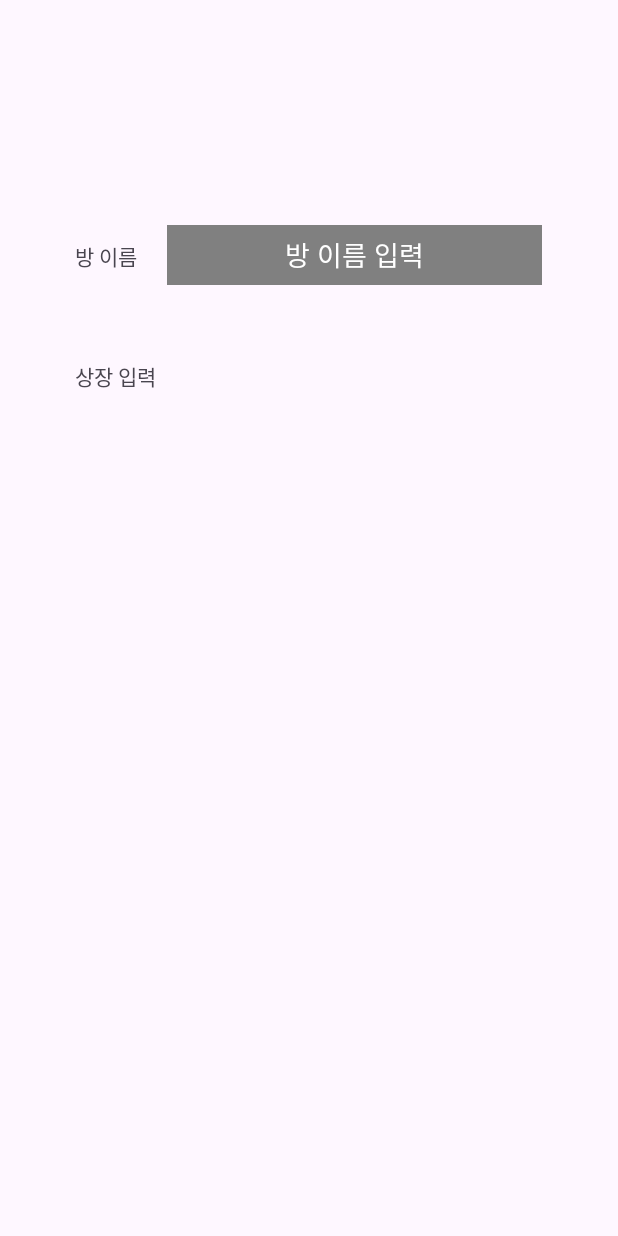
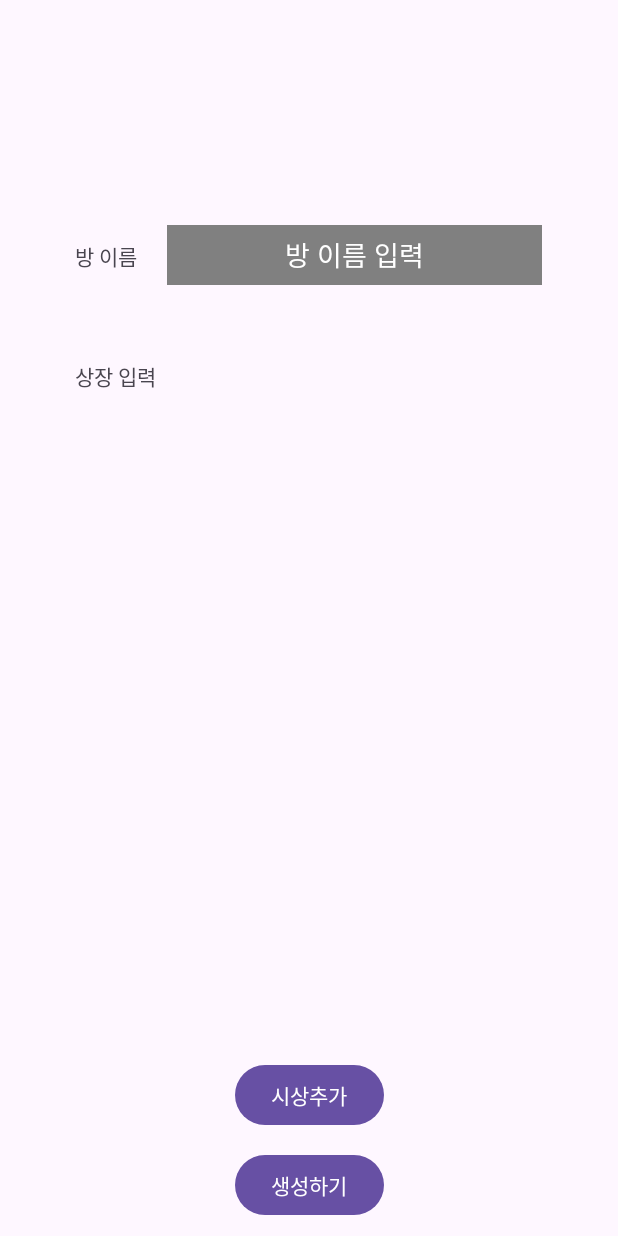
Before and after one commit to 7th-Ne-o-rdinary/android, an Android app: the GroupCreationActivity screen opened directly, with no data from a screen before it, on a phone screen of 412 x 824 dp. Run offline under Robolectric (Android 15) with nearby library versions, the phone set to English and light mode, and no system bars.

Commit message:
[Feat] GroupCreationActivity viewmodel까지 구현 완료

```diff
--- a/app/src/main/java/com/example/hackathon/presentation/groupcreation/GroupCreationActivity.kt
+++ b/app/src/main/java/com/example/hackathon/presentation/groupcreation/GroupCreationActivity.kt
@@ -1,21 +1,63 @@
 package com.example.hackathon.presentation.groupcreation
 
 import android.os.Bundle
-import androidx.activity.enableEdgeToEdge
+import android.widget.Toast
+import androidx.activity.viewModels
 import androidx.appcompat.app.AppCompatActivity
-import androidx.core.view.ViewCompat
-import androidx.core.view.WindowInsetsCompat
-import com.example.hackathon.R
+import androidx.lifecycle.lifecycleScope
+import androidx.recyclerview.widget.LinearLayoutManager
+import com.example.hackathon.databinding.ActivityGroupCreationBinding
+import com.example.hackathon.presentation.model.PrizeCreation
+import kotlinx.coroutines.launch
 
 class GroupCreationActivity : AppCompatActivity() {
+
+    private lateinit var binding: ActivityGroupCreationBinding
+    private lateinit var adapter: PrizeCreationAdapter
+    private val viewModel: GroupCreationViewModel by viewModels()
+
     override fun onCreate(savedInstanceState: Bundle?) {
         super.onCreate(savedInstanceState)
-        enableEdgeToEdge()
-        setContentView(R.layout.activity_group_creation)
-        ViewCompat.setOnApplyWindowInsetsListener(findViewById(R.id.main)) { v, insets ->
-            val systemBars = insets.getInsets(WindowInsetsCompat.Type.systemBars())
-            v.setPadding(systemBars.left, systemBars.top, systemBars.right, systemBars.bottom)
-            insets
+        binding = ActivityGroupCreationBinding.inflate(layoutInflater)
+        setContentView(binding.root)
+
+        setupRecyclerView()
+        setupListeners()
+
+        // Observe changes in the prize list
+        viewModel.prizes.observe(this) { prizes ->
+            adapter.updatePrizes(prizes)
+        }
+    }
+
+    private fun setupRecyclerView() {
+        adapter = PrizeCreationAdapter(mutableListOf())
+        binding.recyclerGroupCreationPrize.layoutManager = LinearLayoutManager(this)
+        binding.recyclerGroupCreationPrize.adapter = adapter
+    }
+
+    private fun setupListeners() {
+        // Add Prize button
+        binding.btnGroupCreationAddPrize.setOnClickListener {
+            viewModel.addPrize(
+                title = "",
+                question = "",
+                description = ""
+            )
+        }
+
+        // Done button
+        binding.btnGroupCreationDone.setOnClickListener {
+            val prizes = viewModel.prizes.value ?: emptyList()
+
+            if (prizes.isEmpty()) {
+                Toast.makeText(this, "시상을 추가해주세요.", Toast.LENGTH_SHORT).show()
+            }
+
+            lifecycleScope.launch {
+                // Simulate a repository call
+                Toast.makeText(this@GroupCreationActivity, "방 생성 성공! ID: 12345", Toast.LENGTH_SHORT).show()
+            }
         }
     }
 }
--- /dev/null
+++ b/app/src/main/java/com/example/hackathon/presentation/groupcreation/GroupCreationViewModel.kt
@@ -0,0 +1,30 @@
+package com.example.hackathon.presentation.groupcreation
+
+import androidx.lifecycle.LiveData
+import androidx.lifecycle.MutableLiveData
+import androidx.lifecycle.ViewModel
+import com.example.hackathon.presentation.model.PrizeCreation
+
+class GroupCreationViewModel : ViewModel() {
+
+    private val _prizes = MutableLiveData<MutableList<PrizeCreation>>(mutableListOf())
+    val prizes: LiveData<MutableList<PrizeCreation>> get() = _prizes
+
+    private var prizeIndex = 1
+
+    fun addPrize(title: String, question: String, description: String) {
+        val currentPrizes = _prizes.value ?: mutableListOf()
+        currentPrizes.add(PrizeCreation(prizeIndex, title, question, description))
+        _prizes.value = currentPrizes
+        prizeIndex++
+    }
+
+    fun updatePrize(updatedPrize: PrizeCreation) {
+        val currentPrizes = _prizes.value?.toMutableList() ?: mutableListOf()
+        val index = currentPrizes.indexOfFirst { it.index == updatedPrize.index }
+        if (index != -1) {
+            currentPrizes[index] = updatedPrize
+            _prizes.value = currentPrizes
+        }
+    }
+}
--- /dev/null
+++ b/app/src/main/java/com/example/hackathon/presentation/groupcreation/PrizeCreationAdapter.kt
@@ -0,0 +1,54 @@
+package com.example.hackathon.presentation.groupcreation
+
+import android.view.LayoutInflater
+import android.view.ViewGroup
+import androidx.recyclerview.widget.RecyclerView
+import com.example.hackathon.databinding.GroupCreationPrizeItemBinding
+import com.example.hackathon.presentation.model.PrizeCreation
+
+class PrizeCreationAdapter(
+    private val prizes: MutableList<PrizeCreation>
+) : RecyclerView.Adapter<PrizeCreationAdapter.PrizeViewHolder>() {
+
+    inner class PrizeViewHolder(val binding: GroupCreationPrizeItemBinding) :
+        RecyclerView.ViewHolder(binding.root) {
+        fun bind(prize: PrizeCreation) {
+            binding.tvGroupCreationPrizeItemPrizeCountNumber.text = "상장 ${prize.index}"
+            binding.etGroupCreationPrizeItemPrizeName.setText(prize.title)
+            binding.etGroupCreationPrizeItemQuizDescription.setText(prize.question)
+            binding.etGroupCreationPrizeItemPrizeDescription.setText(prize.description)
+
+            // Update the prize when EditText values change
+            binding.etGroupCreationPrizeItemPrizeName.setOnFocusChangeListener { _, _ ->
+                prize.title = binding.etGroupCreationPrizeItemPrizeName.text.toString()
+            }
+            binding.etGroupCreationPrizeItemQuizDescription.setOnFocusChangeListener { _, _ ->
+                prize.question = binding.etGroupCreationPrizeItemQuizDescription.text.toString()
+            }
+            binding.etGroupCreationPrizeItemPrizeDescription.setOnFocusChangeListener { _, _ ->
+                prize.description = binding.etGroupCreationPrizeItemPrizeDescription.text.toString()
+            }
+        }
+    }
+
+    override fun onCreateViewHolder(parent: ViewGroup, viewType: Int): PrizeViewHolder {
+        val binding = GroupCreationPrizeItemBinding.inflate(
+            LayoutInflater.from(parent.context),
+            parent,
+            false
+        )
+        return PrizeViewHolder(binding)
+    }
+
+    override fun onBindViewHolder(holder: PrizeViewHolder, position: Int) {
+        holder.bind(prizes[position])
+    }
+
+    override fun getItemCount(): Int = prizes.size
+
+    fun updatePrizes(newPrizes: List<PrizeCreation>) {
+        prizes.clear()
+        prizes.addAll(newPrizes)
+        notifyDataSetChanged()
+    }
+}
--- a/app/src/main/java/com/example/hackathon/presentation/model/PrizeCreation.kt
+++ b/app/src/main/java/com/example/hackathon/presentation/model/PrizeCreation.kt
@@ -3,7 +3,7 @@ package com.example.hackathon.presentation.model
 // 하나의 상장 아이템 객체
 data class PrizeCreation(
     val index: Int,
-    val title: String,
-    val question: String,
-    val description: String,
+    var title: String,
+    var question: String,
+    var description: String,
 )
--- a/app/src/main/res/layout/activity_group_creation.xml
+++ b/app/src/main/res/layout/activity_group_creation.xml
@@ -57,6 +57,26 @@
         app:layout_constraintEnd_toEndOf="parent"
         app:layout_constraintBottom_toBottomOf="parent"
         tools:listitem="@layout/group_creation_prize_item"
-        tools:itemCount="2"/>
+        tools:itemCount="1"/>
+
+    <Button
+        android:id="@+id/btnGroupCreationAddPrize"
+        android:layout_width="wrap_content"
+        android:layout_height="wrap_content"
+        android:text="시상추가"
+        android:layout_marginBottom="70dp"
+        app:layout_constraintBottom_toBottomOf="parent"
+        app:layout_constraintStart_toStartOf="parent"
+        app:layout_constraintEnd_toEndOf="parent"/>
+
+    <Button
+        android:id="@+id/btnGroupCreationDone"
+        android:layout_width="wrap_content"
+        android:layout_height="wrap_content"
+        android:text="생성하기"
+        android:layout_marginBottom="10dp"
+        app:layout_constraintBottom_toBottomOf="parent"
+        app:layout_constraintStart_toStartOf="parent"
+        app:layout_constraintEnd_toEndOf="parent"/>
 
 </androidx.constraintlayout.widget.ConstraintLayout>
```
Also changed, not shown: app/src/main/java/com/example/hackathon/presentation/grouplist/GroupListActivity.kt (+6 -5 lines), 1 other file.
